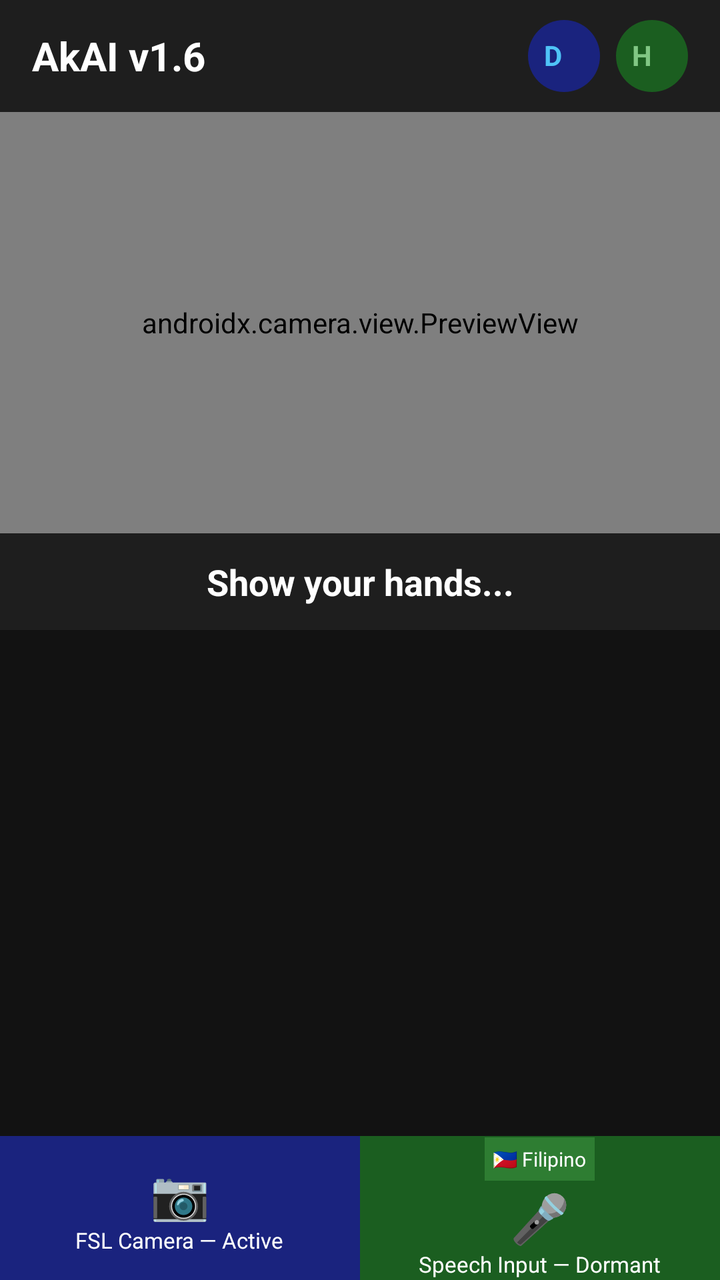
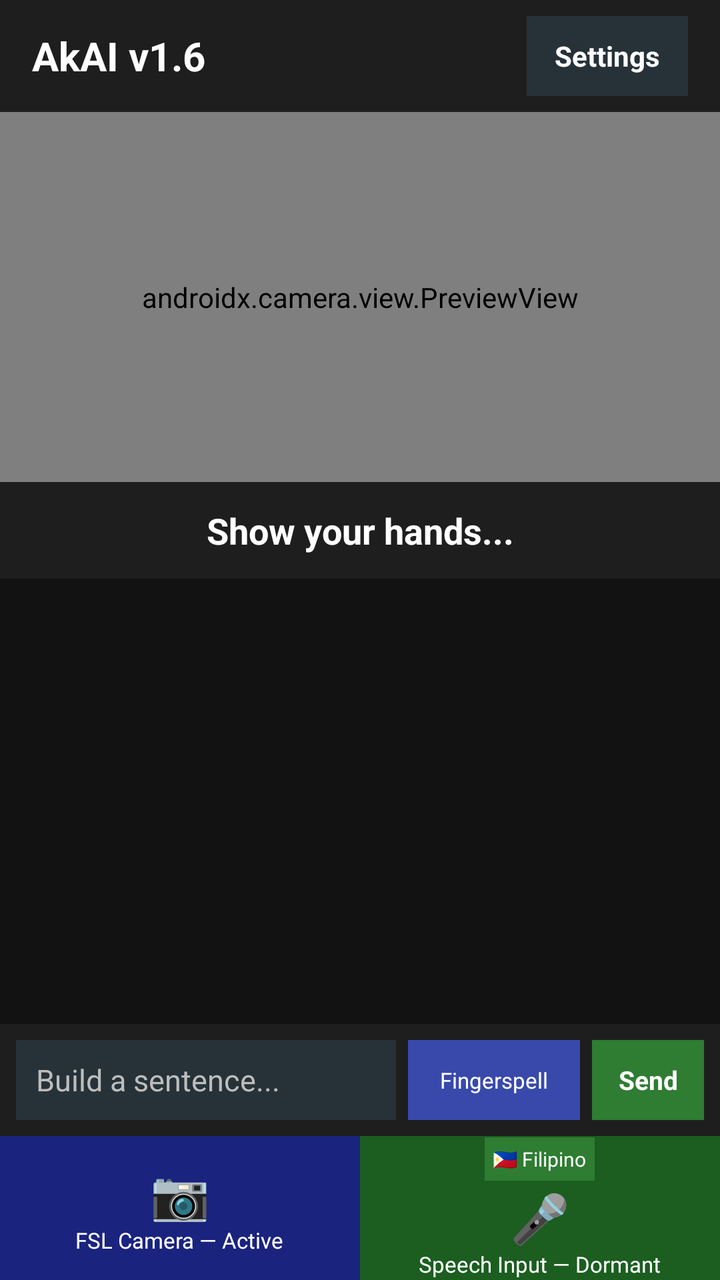

An Android layout rendered at two revisions. The XML below is the earlier revision; the diff shows what the commit changed to produce the second picture.
<!-- AndroidManifest.xml: application theme Theme.AkAI -->
<!-- res/layout/activity_main.xml -->
<?xml version="1.0" encoding="utf-8"?>
<LinearLayout xmlns:android="http://schemas.android.com/apk/res/android"
    xmlns:app="http://schemas.android.com/apk/res-auto"
    xmlns:tools="http://schemas.android.com/tools"
    android:layout_width="match_parent"
    android:layout_height="match_parent"
    android:orientation="vertical"
    android:background="#121212"
    tools:context=".MainActivity">

    
    <LinearLayout
        android:layout_width="match_parent"
        android:layout_height="56dp"
        android:orientation="horizontal"
        android:gravity="center_vertical"
        android:paddingStart="16dp"
        android:paddingEnd="16dp"
        android:background="#1E1E1E">

        <TextView
            android:layout_width="0dp"
            android:layout_height="wrap_content"
            android:layout_weight="1"
            android:text="AkAI v1.6"
            android:textColor="#FFFFFF"
            android:textSize="20sp"
            android:textStyle="bold" />

        <TextView
            android:id="@+id/tvDeafLabel"
            android:layout_width="wrap_content"
            android:layout_height="wrap_content"
            android:text="D"
            android:textColor="#4FC3F7"
            android:textSize="14sp"
            android:textStyle="bold"
            android:background="@drawable/avatar_bg_deaf"
            android:padding="8dp"
            android:layout_marginEnd="8dp"/>

        <TextView
            android:id="@+id/tvHearingLabel"
            android:layout_width="wrap_content"
            android:layout_height="wrap_content"
            android:text="H"
            android:textColor="#81C784"
            android:textSize="14sp"
            android:textStyle="bold"
            android:background="@drawable/avatar_bg_hearing"
            android:padding="8dp"/>

    </LinearLayout>

    
    <androidx.camera.view.PreviewView
        android:id="@+id/cameraPreview"
        android:layout_width="match_parent"
        android:layout_height="0dp"
        android:layout_weight="2.5"
        android:background="#000000"/>

    
    <TextView
        android:id="@+id/tvPrediction"
        android:layout_width="match_parent"
        android:layout_height="wrap_content"
        android:text="Show your hands..."
        android:textColor="#FFFFFF"
        android:textSize="18sp"
        android:textStyle="bold"
        android:padding="12dp"
        android:background="#1E1E1E"
        android:gravity="center"/>

    
    <LinearLayout
        android:id="@+id/top3Panel"
        android:layout_width="match_parent"
        android:layout_height="wrap_content"
        android:orientation="vertical"
        android:background="#1E1E1E"
        android:padding="8dp"
        android:visibility="gone">

        <LinearLayout
            android:layout_width="match_parent"
            android:layout_height="wrap_content"
            android:orientation="horizontal"
            android:gravity="center_vertical"
            android:layout_marginBottom="6dp">

            <TextView
                android:layout_width="0dp"
                android:layout_height="wrap_content"
                android:layout_weight="1"
                android:text="Did you mean?"
                android:textColor="#888888"
                android:textSize="11sp"/>

            <TextView
                android:id="@+id/btnDismissTop3"
                android:layout_width="wrap_content"
                android:layout_height="wrap_content"
                android:text="✕"
                android:textColor="#888888"
                android:textSize="16sp"
                android:padding="4dp"
                android:clickable="true"
                android:focusable="true"/>

        </LinearLayout>

        <LinearLayout
            android:layout_width="match_parent"
            android:layout_height="wrap_content"
            android:orientation="horizontal">

            
            <LinearLayout
                android:id="@+id/btnChoice1"
                android:layout_width="0dp"
                android:layout_height="wrap_content"
                android:layout_weight="1"
                android:orientation="vertical"
                android:gravity="center"
                android:background="#1A237E"
                android:padding="10dp"
                android:layout_marginEnd="4dp"
                android:clickable="true"
                android:focusable="true">
                <TextView
                    android:id="@+id/tvChoice1"
                    android:layout_width="wrap_content"
                    android:layout_height="wrap_content"
                    android:text="A"
                    android:textColor="#FFFFFF"
                    android:textSize="14sp"
                    android:textStyle="bold"/>
                <TextView
                    android:id="@+id/tvConf1"
                    android:layout_width="wrap_content"
                    android:layout_height="wrap_content"
                    android:text="0.00"
                    android:textColor="#90CAF9"
                    android:textSize="10sp"
                    android:visibility="gone"/>
            </LinearLayout>

            
            <LinearLayout
                android:id="@+id/btnChoice2"
                android:layout_width="0dp"
                android:layout_height="wrap_content"
                android:layout_weight="1"
                android:orientation="vertical"
                android:gravity="center"
                android:background="#263238"
                android:padding="10dp"
                android:layout_marginEnd="4dp"
                android:clickable="true"
                android:focusable="true">
                <TextView
                    android:id="@+id/tvChoice2"
                    android:layout_width="wrap_content"
                    android:layout_height="wrap_content"
                    android:text="B"
                    android:textColor="#FFFFFF"
                    android:textSize="14sp"
                    android:textStyle="bold"/>
                <TextView
                    android:id="@+id/tvConf2"
                    android:layout_width="wrap_content"
                    android:layout_height="wrap_content"
                    android:text="0.00"
                    android:textColor="#90CAF9"
                    android:textSize="10sp"
                    android:visibility="gone"/>
            </LinearLayout>

            
            <LinearLayout
                android:id="@+id/btnChoice3"
                android:layout_width="0dp"
                android:layout_height="wrap_content"
                android:layout_weight="1"
                android:orientation="vertical"
                android:gravity="center"
                android:background="#263238"
                android:padding="10dp"
                android:clickable="true"
                android:focusable="true">
                <TextView
                    android:id="@+id/tvChoice3"
                    android:layout_width="wrap_content"
                    android:layout_height="wrap_content"
                    android:text="C"
                    android:textColor="#FFFFFF"
                    android:textSize="14sp"
                    android:textStyle="bold"/>
                <TextView
                    android:id="@+id/tvConf3"
                    android:layout_width="wrap_content"
                    android:layout_height="wrap_content"
                    android:text="0.00"
                    android:textColor="#90CAF9"
                    android:textSize="10sp"
                    android:visibility="gone"/>
            </LinearLayout>

        </LinearLayout>
    </LinearLayout>

    
    <LinearLayout
        android:id="@+id/letterBufferPanel"
        android:layout_width="match_parent"
        android:layout_height="wrap_content"
        android:orientation="horizontal"
        android:gravity="center_vertical"
        android:padding="8dp"
        android:background="#1A237E"
        android:visibility="gone">

        
        <HorizontalScrollView
            android:layout_width="0dp"
            android:layout_height="wrap_content"
            android:layout_weight="1">

            <LinearLayout
                android:id="@+id/letterChipsContainer"
                android:layout_width="wrap_content"
                android:layout_height="wrap_content"
                android:orientation="horizontal"
                android:padding="4dp"/>

        </HorizontalScrollView>

        
        <TextView
            android:id="@+id/btnConfirmWord"
            android:layout_width="40dp"
            android:layout_height="40dp"
            android:text="✓"
            android:textColor="#FFFFFF"
            android:textSize="20sp"
            android:gravity="center"
            android:background="#2E7D32"
            android:layout_marginStart="8dp"
            android:clickable="true"
            android:focusable="true"/>

        
        <TextView
            android:id="@+id/btnDeleteWord"
            android:layout_width="40dp"
            android:layout_height="40dp"
            android:text="✗"
            android:textColor="#FFFFFF"
            android:textSize="20sp"
            android:gravity="center"
            android:background="#B71C1C"
            android:layout_marginStart="4dp"
            android:clickable="true"
            android:focusable="true"/>

    </LinearLayout>

    
    <ScrollView
        android:id="@+id/scrollConversation"
        android:layout_width="match_parent"
        android:layout_height="0dp"
        android:layout_weight="3"
        android:padding="8dp"
        android:background="#121212">

        <LinearLayout
            android:id="@+id/conversationContainer"
            android:layout_width="match_parent"
            android:layout_height="wrap_content"
            android:orientation="vertical"
            android:padding="4dp"/>

    </ScrollView>

    
    <LinearLayout
        android:layout_width="match_parent"
        android:layout_height="72dp"
        android:orientation="horizontal">

        
        <LinearLayout
            android:id="@+id/btnFSLMode"
            android:layout_width="0dp"
            android:layout_height="match_parent"
            android:layout_weight="1"
            android:orientation="vertical"
            android:gravity="center"
            android:background="#1A237E"
            android:clickable="true"
            android:focusable="true">

            <TextView
                android:layout_width="wrap_content"
                android:layout_height="wrap_content"
                android:text="📷"
                android:textSize="24sp"/>

            <TextView
                android:id="@+id/tvFSLStatus"
                android:layout_width="wrap_content"
                android:layout_height="wrap_content"
                android:text="FSL Camera — Active"
                android:textColor="#FFFFFF"
                android:textSize="11sp"/>

        </LinearLayout>

        
        <LinearLayout
            android:id="@+id/btnSpeechMode"
            android:layout_width="0dp"
            android:layout_height="match_parent"
            android:layout_weight="1"
            android:orientation="vertical"
            android:gravity="center"
            android:background="#1B5E20"
            android:clickable="true"
            android:focusable="true">

            
            <TextView
                android:id="@+id/tvLanguageToggle"
                android:layout_width="wrap_content"
                android:layout_height="wrap_content"
                android:text="🇵🇭 Filipino"
                android:textColor="#FFFFFF"
                android:textSize="10sp"
                android:background="#2E7D32"
                android:padding="4dp"
                android:layout_marginBottom="2dp"
                android:clickable="true"
                android:focusable="true"/>

            <TextView
                android:layout_width="wrap_content"
                android:layout_height="wrap_content"
                android:text="🎤"
                android:textSize="24sp"/>

            <TextView
                android:id="@+id/tvSpeechStatus"
                android:layout_width="wrap_content"
                android:layout_height="wrap_content"
                android:text="Speech Input — Dormant"
                android:textColor="#FFFFFF"
                android:textSize="11sp"/>

        </LinearLayout>

    </LinearLayout>

</LinearLayout>
<!-- resources referenced by this layout -->
<resources>
  <!-- drawable avatar_bg_deaf (drawable) -->
  <?xml version="1.0" encoding="utf-8"?>
  <shape xmlns:android="http://schemas.android.com/apk/res/android"
      android:shape="oval">
      <solid android:color="#1A237E"/>
      <size android:width="36dp" android:height="36dp"/>
  </shape>
  <!-- drawable avatar_bg_hearing (drawable) -->
  <?xml version="1.0" encoding="utf-8"?>
  <shape xmlns:android="http://schemas.android.com/apk/res/android"
      android:shape="oval">
      <solid android:color="#1B5E20"/>
      <size android:width="36dp" android:height="36dp"/>
  </shape>
  <style name="Theme.AkAI" parent="Base.Theme.AkAI" />
  <style name="Base.Theme.AkAI" parent="Theme.Material3.DayNight.NoActionBar">
          
          
      </style>
</resources>

<!-- the commit's change to res/layout/activity_main.xml (unified diff, before → after) -->
@@ -28,27 +28,19 @@
             android:textStyle="bold" />
 
         <TextView
-            android:id="@+id/tvDeafLabel"
+            android:id="@+id/btnSettings"
             android:layout_width="wrap_content"
-            android:layout_height="wrap_content"
-            android:text="D"
-            android:textColor="#4FC3F7"
+            android:layout_height="40dp"
+            android:gravity="center"
+            android:text="Settings"
+            android:textColor="#FFFFFF"
             android:textSize="14sp"
             android:textStyle="bold"
-            android:background="@drawable/avatar_bg_deaf"
-            android:padding="8dp"
-            android:layout_marginEnd="8dp"/>
-
-        <TextView
-            android:id="@+id/tvHearingLabel"
-            android:layout_width="wrap_content"
-            android:layout_height="wrap_content"
-            android:text="H"
-            android:textColor="#81C784"
-            android:textSize="14sp"
-            android:textStyle="bold"
-            android:background="@drawable/avatar_bg_hearing"
-            android:padding="8dp"/>
+            android:background="#263238"
+            android:paddingStart="14dp"
+            android:paddingEnd="14dp"
+            android:clickable="true"
+            android:focusable="true"/>
 
     </LinearLayout>
 
@@ -287,6 +279,69 @@
 
     
     <LinearLayout
+        android:id="@+id/sentenceBuilderPanel"
+        android:layout_width="match_parent"
+        android:layout_height="wrap_content"
+        android:orientation="horizontal"
+        android:gravity="center_vertical"
+        android:padding="8dp"
+        android:background="#1E1E1E">
+
+        <HorizontalScrollView
+            android:layout_width="0dp"
+            android:layout_height="wrap_content"
+            android:layout_weight="1"
+            android:fillViewport="true">
+
+            <TextView
+                android:id="@+id/tvSentenceDraft"
+                android:layout_width="wrap_content"
+                android:layout_height="40dp"
+                android:minWidth="140dp"
+                android:gravity="center_vertical"
+                android:paddingStart="10dp"
+                android:paddingEnd="10dp"
+                android:text="@string/sentence_builder_empty"
+                android:textColor="#BDBDBD"
+                android:textSize="15sp"
+                android:background="#263238" />
+
+        </HorizontalScrollView>
+
+        <TextView
+            android:id="@+id/btnFingerspell"
+            android:layout_width="wrap_content"
+            android:layout_height="40dp"
+            android:layout_marginStart="6dp"
+            android:gravity="center"
+            android:minWidth="86dp"
+            android:paddingStart="10dp"
+            android:paddingEnd="10dp"
+            android:text="Fingerspell"
+            android:textColor="#FFFFFF"
+            android:textSize="11sp"
+            android:background="#3949AB"
+            android:clickable="true"
+            android:focusable="true" />
+
+        <TextView
+            android:id="@+id/btnSendSentence"
+            android:layout_width="56dp"
+            android:layout_height="40dp"
+            android:layout_marginStart="6dp"
+            android:gravity="center"
+            android:text="Send"
+            android:textColor="#FFFFFF"
+            android:textSize="13sp"
+            android:textStyle="bold"
+            android:background="#2E7D32"
+            android:clickable="true"
+            android:focusable="true" />
+
+    </LinearLayout>
+
+    
+    <LinearLayout
         android:layout_width="match_parent"
         android:layout_height="72dp"
         android:orientation="horizontal">
<!-- resource entries referenced after the edit -->
@@ -1,19 +1,6 @@
 <!-- resources referenced by this layout -->
 <resources>
-  <!-- drawable avatar_bg_deaf (drawable) -->
-  <?xml version="1.0" encoding="utf-8"?>
-  <shape xmlns:android="http://schemas.android.com/apk/res/android"
-      android:shape="oval">
-      <solid android:color="#1A237E"/>
-      <size android:width="36dp" android:height="36dp"/>
-  </shape>
-  <!-- drawable avatar_bg_hearing (drawable) -->
-  <?xml version="1.0" encoding="utf-8"?>
-  <shape xmlns:android="http://schemas.android.com/apk/res/android"
-      android:shape="oval">
-      <solid android:color="#1B5E20"/>
-      <size android:width="36dp" android:height="36dp"/>
-  </shape>
+  <string name="sentence_builder_empty">Build a sentence...</string>
   <style name="Theme.AkAI" parent="Base.Theme.AkAI" />
   <style name="Base.Theme.AkAI" parent="Theme.Material3.DayNight.NoActionBar">
           
